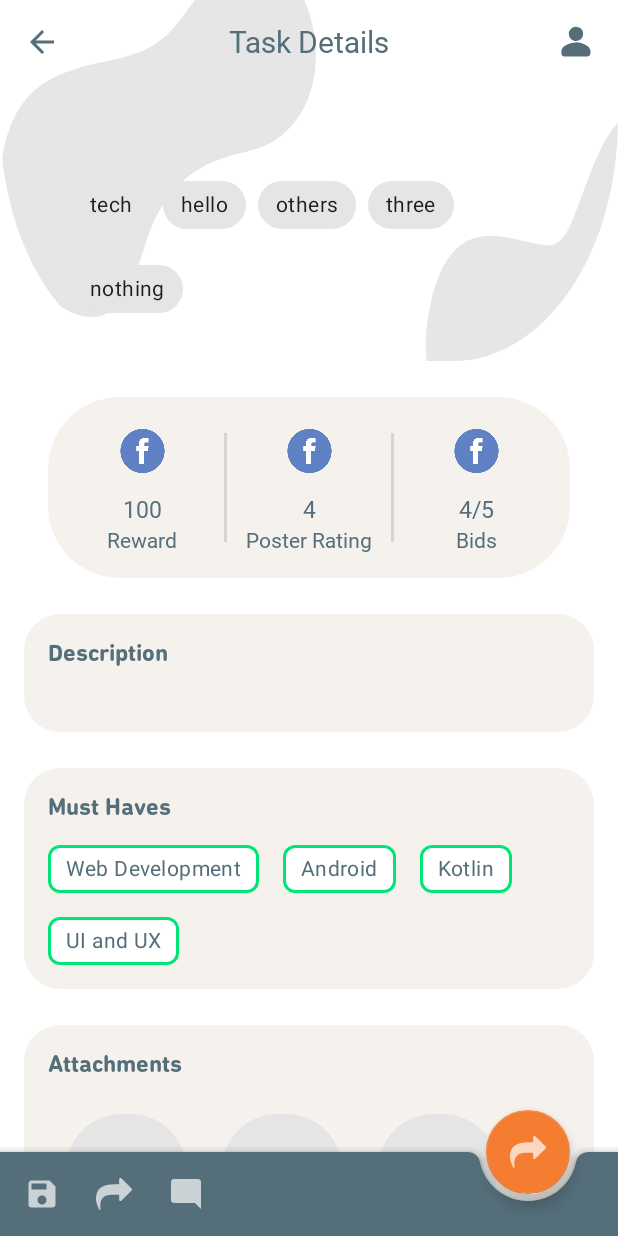
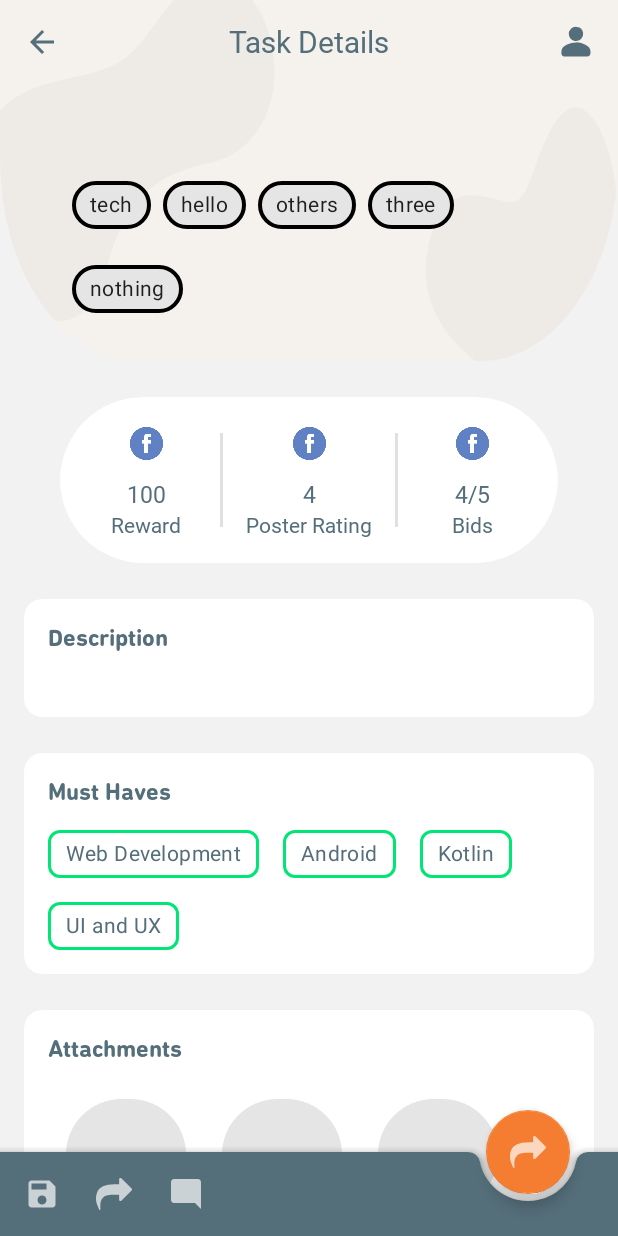
Before and after one commit to jeeke/pass, an Android app: the TaskDetailActivity screen opened directly, with no data from a screen before it, on a phone screen of 412 x 824 dp. Run offline under Robolectric (Android 15) with nearby library versions, the phone set to English and light mode, and no system bars; 5 statements that could not run were skipped.

Commit message:
Fixed-Task-Detail-Toolbar

```diff
--- a/app/src/main/java/com/example/mytasker/activities/TaskDetailActivity.java
+++ b/app/src/main/java/com/example/mytasker/activities/TaskDetailActivity.java
@@ -32,8 +32,10 @@ public class TaskDetailActivity extends AppCompatActivity implements AppBarLayou
     private Chip createChip(Context context, String title) {
         Chip chip = new Chip(context);
         chip.setText(title);
+        chip.setChipStrokeWidth(4);
+//        chip.setChipStrokeColor(ColorStateList.valueOf(R.color.green_A700));
 //        chip.setCheckable(true);
-//        chip.setClickable(false);
+        chip.setClickable(false);
         return chip;
     }
 
--- a/app/src/main/res/drawable/curvedeclipseshape.xml
+++ /dev/null
@@ -1,8 +0,0 @@
-<?xml version="1.0" encoding="UTF-8"?>
-
-<shape xmlns:android="http://schemas.android.com/apk/res/android"
-    android:id="@+id/rectangle">
-    <solid android:color="?colorPrimaryDark" />
-    <corners
-        android:radius="48dp"/>
-</shape>
--- a/app/src/main/res/drawable/ic_bg_task_detail2.xml
+++ /dev/null
@@ -1,19 +0,0 @@
-<vector xmlns:android="http://schemas.android.com/apk/res/android"
-    android:width="360dp"
-    android:height="144dp"
-    android:viewportWidth="360"
-    android:viewportHeight="144">
-    <group>
-        <clip-path android:pathData="M0,0H360a0,0 0,0 1,0 0V48a96,96 0,0 1,-96 96H96A96,96 0,0 1,0 48V0A0,0 0,0 1,0 0Z M 0,0" />
-        <path
-            android:fillAlpha="0.1"
-            android:fillColor="#FF000000"
-            android:pathData="M1.745,61c6.1,-21.86 22.336,-29.4 43.472,-33.794 18.084,-3.762 38.881,-3.85 53.418,-14.224 14.492,-10.342 22.279,-24.689 40.3,-28.151 24.158,-4.642 40.024,10.862 44.06,28.759 5.6,24.816 -12.911,42.415 -35.52,46.253 -18.709,3.177 -38.269,5.633 -54.574,24.186 -12.078,13.743 -11.931,36 -32.7,41.587C36.645,131.95 -9.532,101.43 1.745,61Z"
-            android:strokeAlpha="0.1" />
-        <path
-            android:fillAlpha="0.1"
-            android:fillColor="#FF000000"
-            android:pathData="M248.732,144.59c-1.706,-8.27 -0.244,-16.751 2.445,-24.65 2.662,-7.824 7.069,-15.679 14.151,-20.311 16.3,-10.663 35.475,-2.855 53.058,-1.758 9.643,0.6 13.965,-7.782 17.988,-15.11C340.451,75.336 344.193,67.688 349.041,60.715c4.629,-6.658 11.138,-13.833 19.223,-16.122 8.287,-2.347 16.263,2.634 21.682,8.507a76.123,76.123 0,0 1,7.038 9.257c12.711,25.051 14.323,55 5.353,81.585 -5.03,14.912 -13.6,29.045 -25.307,39.675 -13.444,12.2 -31.652,17.322 -49.6,16.243 -16.854,-1.013 -33.011,-7.479 -47.181,-16.395C266.106,174.564 252.235,161.573 248.732,144.59Z"
-            android:strokeAlpha="0.1" />
-    </group>
-</vector>
--- a/app/src/main/res/drawable/task_detail_bg.xml
+++ b/app/src/main/res/drawable/task_detail_bg.xml
@@ -1,9 +1,22 @@
-<?xml version="1.0" encoding="UTF-8"?>
-
-<shape xmlns:android="http://schemas.android.com/apk/res/android"
-    android:id="@+id/rectangle">
-    <solid android:color="?colorPrimaryDark" />
-    <corners
-        android:bottomLeftRadius="96dp"
-        android:bottomRightRadius="96dp" />
-</shape>
+<vector xmlns:android="http://schemas.android.com/apk/res/android"
+    android:width="360dp"
+    android:height="144dp"
+    android:viewportWidth="360"
+    android:viewportHeight="144">
+  <group>
+    <clip-path android:pathData="M0,0H360a0,0 0,0 1,0 0V64a80,80 0,0 1,-80 80H80A80,80 0,0 1,0 64V0A0,0 0,0 1,0 0Z M 0,0" />
+    <path
+        android:fillColor="?colorPrimaryDark"
+        android:pathData="M0,0h360v144h-360z" />
+    <path
+        android:fillAlpha="0.03"
+        android:fillColor="#FF000000"
+        android:pathData="M-14.331,65.595c5.835,-20.843 21.364,-28.032 41.581,-32.222 17.3,-3.587 37.19,-3.671 51.094,-13.562 13.862,-9.861 21.31,-23.54 38.547,-26.841 23.107,-4.426 38.283,10.357 42.143,27.421 5.356,23.661 -12.349,40.441 -33.975,44.1 -17.9,3.029 -36.6,5.371 -52.2,23.061 -11.553,13.1 -11.412,34.325 -31.278,39.652C19.051,133.244 -25.117,104.144 -14.331,65.595Z"
+        android:strokeAlpha="0.03" />
+    <path
+        android:fillAlpha="0.03"
+        android:fillColor="#FF000000"
+        android:pathData="M248.513,113.216c-1.194,-5.789 -0.171,-11.726 1.711,-17.255 1.863,-5.477 4.948,-10.975 9.906,-14.218 11.41,-7.464 24.832,-2 37.14,-1.231 6.75,0.42 9.775,-5.447 12.591,-10.577 2.854,-5.2 5.473,-10.551 8.867,-15.432 3.24,-4.661 7.8,-9.683 13.456,-11.285 5.8,-1.643 11.384,1.844 15.177,5.955a53.278,53.278 0,0 1,4.927 6.48c8.9,17.536 10.026,38.5 3.747,57.109a66.186,66.186 0,0 1,-17.715 27.772c-9.411,8.54 -22.156,12.125 -34.72,11.37 -11.8,-0.709 -23.107,-5.235 -33.026,-11.476C260.675,134.195 250.965,125.101 248.513,113.216Z"
+        android:strokeAlpha="0.03" />
+  </group>
+</vector>
--- a/app/src/main/res/layout/activity_task_detail.xml
+++ b/app/src/main/res/layout/activity_task_detail.xml
@@ -4,6 +4,7 @@
     xmlns:app="http://schemas.android.com/apk/res-auto"
     xmlns:tools="http://schemas.android.com/tools"
     android:layout_width="match_parent"
+    android:background="@color/grey_5"
     android:fitsSystemWindows="true"
     android:layout_height="match_parent">
 
@@ -11,7 +12,7 @@
         android:id="@+id/app_bar"
         android:layout_height="wrap_content"
         android:layout_width="match_parent"
-        android:background="@drawable/ic_bg_task_detail2">
+        android:background="@drawable/task_detail_bg">
 
         <!--app:scrimVisibleHeightTrigger="180dp"-->
         <!--app:scrimAnimationDuration="50"-->
--- a/app/src/main/res/layout/task_detail_attach.xml
+++ b/app/src/main/res/layout/task_detail_attach.xml
@@ -6,14 +6,12 @@
     android:layout_marginStart="16dp"
     android:layout_marginTop="24dp"
     android:layout_marginEnd="16dp"
-    android:orientation="vertical"
-    app:cardCornerRadius="24dp"
+    app:cardCornerRadius="12dp"
     app:cardElevation="0dp">
 
     <androidx.constraintlayout.widget.ConstraintLayout
         android:layout_width="match_parent"
-        android:layout_height="match_parent"
-        android:background="?colorPrimaryDark">
+        android:layout_height="match_parent">
 
         <TextView
             android:id="@+id/textView9"
--- a/app/src/main/res/layout/task_detail_comments.xml
+++ b/app/src/main/res/layout/task_detail_comments.xml
@@ -6,14 +6,12 @@
     android:layout_marginStart="16dp"
     android:layout_marginTop="24dp"
     android:layout_marginEnd="16dp"
-    android:orientation="vertical"
-    app:cardCornerRadius="24dp"
+    app:cardCornerRadius="12dp"
     app:cardElevation="0dp">
 
     <androidx.constraintlayout.widget.ConstraintLayout
         android:layout_width="match_parent"
-        android:layout_height="300dp"
-        android:background="?colorPrimaryDark">
+        android:layout_height="300dp">
 
         <TextView
             android:id="@+id/textView45"
--- a/app/src/main/res/layout/task_detail_description.xml
+++ b/app/src/main/res/layout/task_detail_description.xml
@@ -6,14 +6,12 @@
     android:layout_marginStart="16dp"
     android:layout_marginTop="24dp"
     android:layout_marginEnd="16dp"
-    android:orientation="vertical"
-    app:cardCornerRadius="24dp"
+    app:cardCornerRadius="12dp"
     app:cardElevation="0dp">
 
     <LinearLayout
         android:layout_width="match_parent"
         android:layout_height="match_parent"
-        android:background="?colorPrimaryDark"
         android:orientation="vertical">
 
         <TextView
--- a/app/src/main/res/layout/task_detail_main.xml
+++ b/app/src/main/res/layout/task_detail_main.xml
@@ -1,17 +1,22 @@
-<androidx.constraintlayout.widget.ConstraintLayout xmlns:android="http://schemas.android.com/apk/res/android"
+<?xml version="1.0" encoding="utf-8"?>
+<androidx.cardview.widget.CardView xmlns:android="http://schemas.android.com/apk/res/android"
     xmlns:app="http://schemas.android.com/apk/res-auto"
-    android:id="@+id/constraintLayout6"
     android:layout_width="match_parent"
     android:layout_height="wrap_content"
-    android:layout_marginStart="32dp"
+    android:layout_marginStart="40dp"
     android:layout_marginTop="24dp"
-    android:layout_marginEnd="32dp"
-    android:background="@drawable/curvedeclipseshape">
+    android:layout_marginEnd="40dp"
+    app:cardCornerRadius="56dp"
+    app:cardElevation="0dp">
+
+    <androidx.constraintlayout.widget.ConstraintLayout
+        android:layout_width="match_parent"
+        android:layout_height="wrap_content">
 
         <ImageView
             android:id="@+id/imageView6"
-        android:layout_width="43dp"
-        android:layout_height="40dp"
+            android:layout_width="30dp"
+            android:layout_height="30dp"
             android:layout_marginStart="8dp"
             android:layout_marginTop="16dp"
             app:layout_constraintEnd_toStartOf="@+id/divider"
@@ -44,8 +49,8 @@
 
         <ImageView
             android:id="@+id/imageView7"
-        android:layout_width="43dp"
-        android:layout_height="40dp"
+            android:layout_width="30dp"
+            android:layout_height="30dp"
             android:layout_marginTop="16dp"
             app:layout_constraintEnd_toStartOf="@+id/divider2"
             app:layout_constraintHorizontal_bias="0.5"
@@ -77,8 +82,8 @@
 
         <ImageView
             android:id="@+id/imageView8"
-        android:layout_width="43dp"
-        android:layout_height="40dp"
+            android:layout_width="30dp"
+            android:layout_height="30dp"
             android:layout_marginTop="16dp"
             android:layout_marginEnd="8dp"
             app:layout_constraintEnd_toEndOf="parent"
@@ -114,6 +119,7 @@
             android:layout_width="2dp"
             android:layout_height="0dp"
             android:layout_marginTop="24dp"
+            android:layout_marginEnd="8dp"
             android:layout_marginBottom="24dp"
             android:background="?android:attr/listDivider"
             app:layout_constraintBottom_toBottomOf="parent"
@@ -126,6 +132,7 @@
             android:id="@+id/divider2"
             android:layout_width="2dp"
             android:layout_height="0dp"
+            android:layout_marginStart="8dp"
             android:layout_marginTop="24dp"
             android:layout_marginBottom="24dp"
             android:background="?android:attr/listDivider"
@@ -135,3 +142,4 @@
             app:layout_constraintStart_toEndOf="@+id/imageView7"
             app:layout_constraintTop_toTopOf="parent" />
     </androidx.constraintlayout.widget.ConstraintLayout>
+</androidx.cardview.widget.CardView>
--- a/app/src/main/res/layout/task_detail_must_haves.xml
+++ b/app/src/main/res/layout/task_detail_must_haves.xml
@@ -6,14 +6,12 @@
     android:layout_marginStart="16dp"
     android:layout_marginTop="24dp"
     android:layout_marginEnd="16dp"
-    android:orientation="vertical"
-    app:cardCornerRadius="24dp"
+    app:cardCornerRadius="12dp"
     app:cardElevation="0dp">
 
     <androidx.constraintlayout.widget.ConstraintLayout
         android:layout_width="match_parent"
-        android:layout_height="wrap_content"
-        android:background="?colorPrimaryDark">
+        android:layout_height="wrap_content">
 
         <TextView
             android:id="@+id/textView45"
```
Lines whose indentation alone changed are shown as unchanged.
